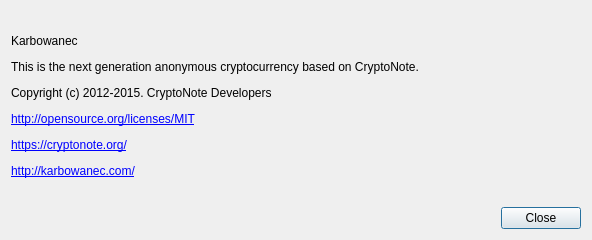
Qt form src/gui/ui/aboutdialog.ui (cryptonotefoundation/cryptonotewallet) before a commit.
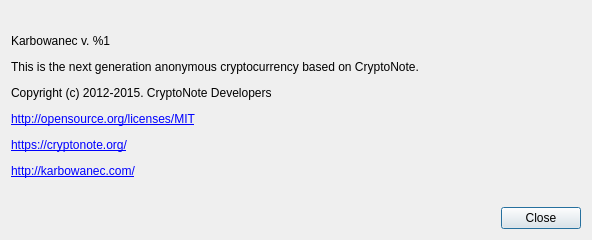
The same form after that commit.

The edit to the form file:
```diff
--- a/src/gui/ui/aboutdialog.ui
+++ b/src/gui/ui/aboutdialog.ui
@@ -41,7 +41,7 @@
       </sizepolicy>
      </property>
      <property name="text">
-      <string>&lt;html&gt;&lt;head/&gt;&lt;body&gt;&lt;p&gt;Karbowanec&lt;/p&gt;&lt;p&gt;This is the next generation anonymous cryptocurrency based on CryptoNote.&lt;/p&gt;&lt;p&gt;Copyright (c) 2012-2015. CryptoNote Developers&lt;/p&gt;&lt;p&gt;&lt;a href=&quot;http://opensource.org/licenses/MIT&quot;&gt;&lt;span style=&quot; text-decoration: underline; color:#0000ff;&quot;&gt;http://opensource.org/licenses/MIT&lt;/span&gt;&lt;/a&gt;&lt;/p&gt;&lt;p&gt;&lt;a href=&quot;https://cryptonote.org/&quot;&gt;&lt;span style=&quot; text-decoration: underline; color:#0000ff;&quot;&gt;https://cryptonote.org/&lt;/span&gt;&lt;/a&gt;&lt;/p&gt;&lt;p&gt;&lt;a href=&quot;https://cryptonote.org/&quot;&gt;&lt;span style=&quot; text-decoration: underline; color:#0000ff;&quot;&gt;http://karbowanec.com/&lt;/span&gt;&lt;/a&gt;&lt;/p&gt;&lt;/body&gt;&lt;/html&gt;</string>
+      <string>&lt;html&gt;&lt;head/&gt;&lt;body&gt;&lt;p&gt;Karbowanec v. %1&lt;/p&gt;&lt;p&gt;This is the next generation anonymous cryptocurrency based on CryptoNote.&lt;/p&gt;&lt;p&gt;Copyright (c) 2012-2015. CryptoNote Developers&lt;/p&gt;&lt;p&gt;&lt;a href=&quot;http://opensource.org/licenses/MIT&quot;&gt;&lt;span style=&quot; text-decoration: underline; color:#0000ff;&quot;&gt;http://opensource.org/licenses/MIT&lt;/span&gt;&lt;/a&gt;&lt;/p&gt;&lt;p&gt;&lt;a href=&quot;https://cryptonote.org/&quot;&gt;&lt;span style=&quot; text-decoration: underline; color:#0000ff;&quot;&gt;https://cryptonote.org/&lt;/span&gt;&lt;/a&gt;&lt;/p&gt;&lt;p&gt;&lt;a href=&quot;http://karbowanec.com/&quot;&gt;&lt;span style=&quot; text-decoration: underline; color:#0000ff;&quot;&gt;http://karbowanec.com/&lt;/span&gt;&lt;/a&gt;&lt;/p&gt;&lt;/body&gt;&lt;/html&gt;</string>
      </property>
      <property name="textFormat">
       <enum>Qt::RichText</enum>
```
